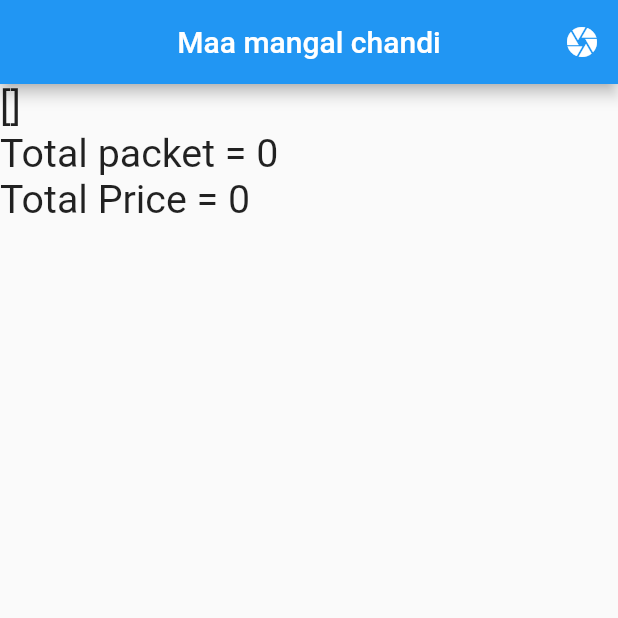
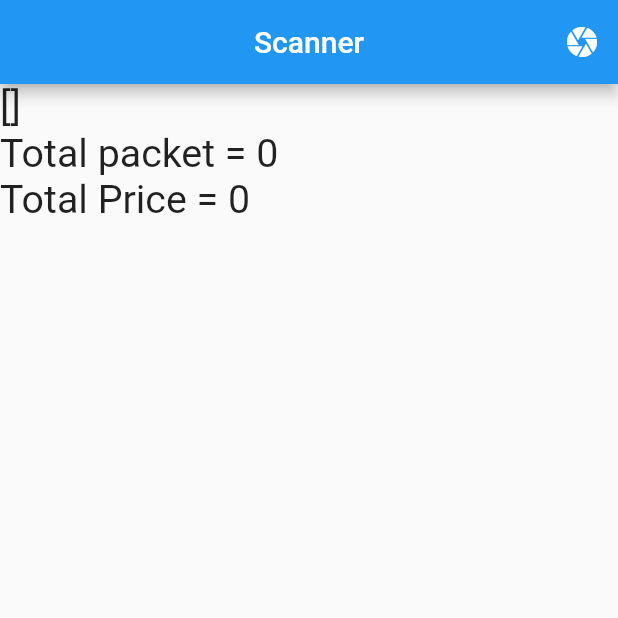
Before and after one commit to iamshubha/mangalchandienterprise-shop-app, a Flutter app: the MyApp screen opened directly, on a phone screen of 412 x 824 dp, the top half of it. Run offline on Flutter 3.47's test engine with Material 2 defaults, Android fonts, the phone set to English and light mode, and no system bars; our stand-ins replace cloud_firestore, velocity_x; missing offline and left inert: barcode_scan; accounts and stored records are empty.

Commit message:
Today changes done

```diff
--- a/lib/ScanPage.dart
+++ b/lib/ScanPage.dart
@@ -8,17 +8,18 @@ import 'package:velocity_x/velocity_x.dart';
 
 class MyApp extends StatefulWidget {
   MyApp({this.name});
-  var name;
+  final String name;
   @override
   MyAppState createState() => MyAppState();
 }
 
 class MyAppState extends State<MyApp> {
+  bool bal = false;
   ScanResult scanResult;
+  final GlobalKey<FormState> _formKey = GlobalKey<FormState>();
   final TextEditingController _weight = TextEditingController();
   final _price = TextEditingController();
   final _doc = TextEditingController();
-
   final _flashOnController = TextEditingController(text: "Flash on");
   final _flashOffController = TextEditingController(text: "Flash off");
   final _cancelController = TextEditingController(text: "Cancel");
@@ -36,7 +37,6 @@ class MyAppState extends State<MyApp> {
   @override
   initState() {
     super.initState();
-
     Future.delayed(Duration.zero, () async {
       _numberOfCameras = await BarcodeScanner.numberOfCameras;
       setState(() {});
@@ -51,6 +51,8 @@ class MyAppState extends State<MyApp> {
     var contentList = <Widget>[
       if (scanResult != null)
         Card(
+          child: Form(
+            key: _formKey,
             child: Column(
               children: <Widget>[
                 ListTile(
@@ -67,6 +69,12 @@ class MyAppState extends State<MyApp> {
                   child: TextFormField(
                     controller: _weight,
                     keyboardType: TextInputType.number,
+                    validator: (value) {
+                      if (value.isEmpty) {
+                        return 'Please enter Weight';
+                      }
+                      return null;
+                    },
                     decoration: InputDecoration(
                       border: OutlineInputBorder(),
                       labelText: 'Weight',
@@ -75,24 +83,35 @@ class MyAppState extends State<MyApp> {
                 ),
                 Container(
                   padding: EdgeInsets.fromLTRB(10, 10, 10, 0),
-                child: TextField(
+                  child: TextFormField(
                     keyboardType: TextInputType.number,
                     controller: _price,
+                    validator: (value) {
+                      if (value.isEmpty) {
+                        return 'Please enter Price';
+                      }
+                      return null;
+                    },
                     decoration: InputDecoration(
                       border: OutlineInputBorder(),
                       labelText: 'Price',
                     ),
                   ),
                 ),
-
-              FlatButton(
+                bal == false
+                    ? Container(
+                        child: scanResult.rawContent != null
+                            ? FlatButton(
                                 onPressed: () {
+                                  bal = true;
+                                  if (_formKey.currentState.validate()) {
                                     updateUserDetails(
                                       "${scanResult.rawContent}",
                                       "${_weight.text}",
                                       "${_price.text}",
                                     );
                                     setState(() {
+                                      scanResult.rawContent = null;
                                       arrint = int.parse(_price.text);
                                       finalsum = finalsum + arrint;
                                     });
@@ -103,14 +122,20 @@ class MyAppState extends State<MyApp> {
                                     setState(() {
                                       // ignore: unnecessary_statements
                                       scanResult == null;
+                                      bal = false;
                                     });
+                                  }
                                 },
                                 child: Text("Save"),
                                 color: Colors.cyan[300],
-              ),
+                              )
+                            : Container(),
+                      )
+                    : CircularProgressIndicator(),
                 // ],
                 // ),
               ],
+            ),
           ),
         ),
       "$_phoneWidgets".text.xl3.make(),
@@ -122,7 +147,7 @@ class MyAppState extends State<MyApp> {
     return Container(
       child: Scaffold(
         appBar: AppBar(
-          title: Text('Maa mangal chandi'),
+          title: Text('Scanner'),
           centerTitle: true,
           actions: <Widget>[
             IconButton(
@@ -140,22 +165,24 @@ class MyAppState extends State<MyApp> {
       ),
     );
   }
+
+  String abal =
+      "${DateTime.now().day}-${DateTime.now().month}-${DateTime.now().year}";
+
   final CollectionReference userCollection =
       Firestore.instance.collection('Users');
   Future updateUserDetails(String uid, String price, String weight) async {
-    await Firestore.instance
-        .collection("Docket-Collection")
-        .document(uid)
-        .setData({
+    await Firestore.instance.collection("$abal").document(uid).setData({
       'Name': widget.name,
-      'DocNumber': uid,
+      'AWB Number': uid,
       'Price': price.toString(),
       'Weight': weight.toString(),
-      'time': DateTime.now()
+      'Time': DateTime.now()
     });
 
     return "true";
   }
+
   Future scan() async {
     try {
       var options = ScanOptions(
@@ -196,5 +223,6 @@ class MyAppState extends State<MyApp> {
       });
     }
   }
+
   String rs;
 }
```
Lines whose indentation alone changed are shown as unchanged.
